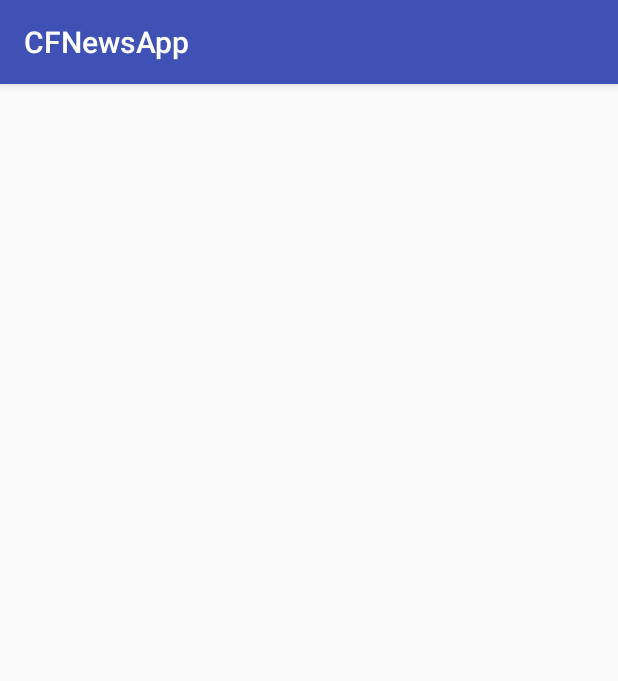
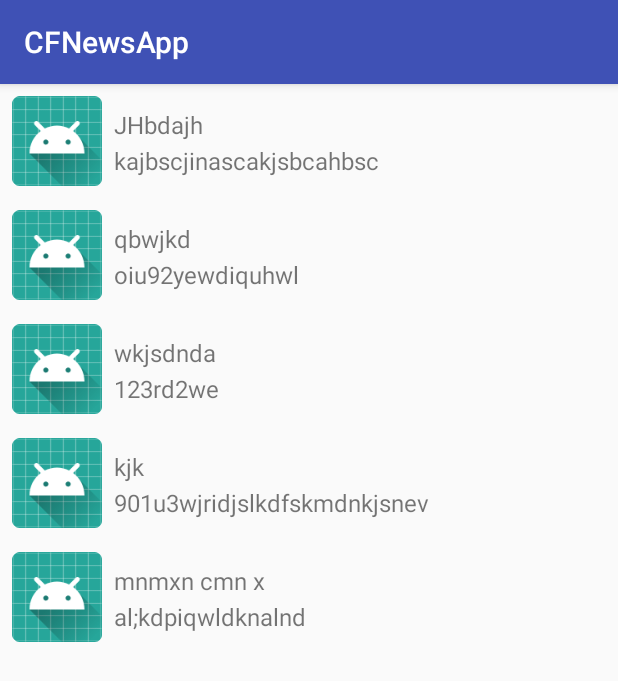
Before and after one commit to HangryCoder/CFNewsApp, an Android app: the screen it shows after launch (MainActivity), on a phone screen of 412 x 824 dp. Shown: the top 681 px of the screen. Run offline under Robolectric (Android 15) with nearby library versions, the phone set to English and light mode, and no system bars.

Commit message:
Commit 1.3 Completed Recycler View :) with dummy data

```diff
--- a/app/src/main/java/newsapp/sonia/com/cfnewsapp/MainActivity.kt
+++ b/app/src/main/java/newsapp/sonia/com/cfnewsapp/MainActivity.kt
@@ -2,11 +2,49 @@ package newsapp.sonia.com.cfnewsapp
 
 import android.support.v7.app.AppCompatActivity
 import android.os.Bundle
+import android.support.v7.widget.LinearLayoutManager
+import android.support.v7.widget.RecyclerView
+import kotlinx.android.synthetic.main.activity_main.*
 
 class MainActivity : AppCompatActivity() {
+
+    private var newsList: ArrayList<News> = ArrayList()
+    private lateinit var newsAdapter: NewsAdapter
+    private lateinit var linearLayoutManager: RecyclerView.LayoutManager
 
     override fun onCreate(savedInstanceState: Bundle?) {
         super.onCreate(savedInstanceState)
         setContentView(R.layout.activity_main)
+
+        setNewsList()
+
+        newsAdapter = NewsAdapter(context = this, newsList = newsList)
+        linearLayoutManager = LinearLayoutManager(this)
+        recyclerView.layoutManager = linearLayoutManager
+
+        recyclerView.adapter = newsAdapter
+
+    }
+
+    private fun setNewsList() {
+        var news = News("JHbdajh", "kajbscjinascakjsbcahbsc", "sjdhcjsd",
+                "skjdhcljsdn")
+        newsList.add(news)
+
+        news = News("qbwjkd", "oiu92yewdiquhwl", "sjdhcjsd",
+                "skjdhcljsdn")
+        newsList.add(news)
+
+        news = News("wkjsdnda", "123rd2we", "sjdhcjsd",
+                "skjdhcljsdn")
+        newsList.add(news)
+
+        news = News("kjk", "901u3wjridjslkdfskmdnkjsnev", "sjdhcjsd",
+                "skjdhcljsdn")
+        newsList.add(news)
+
+        news = News("mnmxn cmn x", "al;kdpiqwldknalnd", "sjdhcjsd",
+                "skjdhcljsdn")
+        newsList.add(news)
     }
 }
--- a/app/src/main/java/newsapp/sonia/com/cfnewsapp/NewsAdapter.kt
+++ b/app/src/main/java/newsapp/sonia/com/cfnewsapp/NewsAdapter.kt
@@ -2,27 +2,31 @@ package newsapp.sonia.com.cfnewsapp
 
 import android.content.Context
 import android.support.v7.widget.RecyclerView
+import android.view.LayoutInflater
 import android.view.View
 import android.view.ViewGroup
+import kotlinx.android.synthetic.main.news_item.view.*
+
 
 /**
  * Created by soniawadji on 01/06/18.
  */
-class NewsAdapter(private val context: Context) : RecyclerView.Adapter<NewsAdapter.NewsHolder>() {
+class NewsAdapter(private val context: Context, private var newsList: ArrayList<News>) :
+        RecyclerView.Adapter<NewsAdapter.NewsHolder>() {
 
     override fun onCreateViewHolder(parent: ViewGroup?, viewType: Int): NewsHolder {
-        TODO("not implemented") //To change body of created functions use File | Settings | File Templates.
+        val view = LayoutInflater.from(context).inflate(R.layout.news_item, parent, false)
+        return NewsHolder(view)
     }
 
     override fun onBindViewHolder(holder: NewsHolder?, position: Int) {
-        TODO("not implemented") //To change body of created functions use File | Settings | File Templates.
+        val news = newsList[position]
+
+        holder?.itemView?.newsTitle?.text = news.title
+        holder?.itemView?.newsDescription?.text = news.description
     }
 
-    override fun getItemCount(): Int {
-        TODO("not implemented") //To change body of created functions use File | Settings | File Templates.
-    }
+    override fun getItemCount(): Int = newsList.size
 
-    class NewsHolder(itemView: View) : RecyclerView.ViewHolder(itemView) {
-
-    }
+    class NewsHolder(itemView: View) : RecyclerView.ViewHolder(itemView)
 }
--- /dev/null
+++ b/app/src/main/res/layout/news_item.xml
@@ -0,0 +1,49 @@
+<?xml version="1.0" encoding="utf-8"?>
+<android.support.constraint.ConstraintLayout xmlns:android="http://schemas.android.com/apk/res/android"
+    xmlns:app="http://schemas.android.com/apk/res-auto"
+    android:layout_width="match_parent"
+    android:layout_height="wrap_content">
+
+    <TextView
+        android:id="@+id/newsTitle"
+        android:layout_width="0dp"
+        android:layout_height="wrap_content"
+        android:layout_marginEnd="8dp"
+        android:layout_marginLeft="8dp"
+        android:layout_marginRight="8dp"
+        android:layout_marginStart="8dp"
+        android:layout_marginTop="8dp"
+        android:text="@string/title"
+        android:textSize="16sp"
+        app:layout_constraintEnd_toEndOf="parent"
+        app:layout_constraintStart_toEndOf="@+id/newsImage"
+        app:layout_constraintTop_toTopOf="@+id/newsImage" />
+
+    <TextView
+        android:id="@+id/newsDescription"
+        android:layout_width="0dp"
+        android:layout_height="wrap_content"
+        android:layout_marginBottom="8dp"
+        android:layout_marginTop="4dp"
+        android:text="@string/description"
+        android:textSize="16sp"
+        app:layout_constraintBottom_toBottomOf="@+id/newsImage"
+        app:layout_constraintEnd_toEndOf="@+id/newsTitle"
+        app:layout_constraintStart_toStartOf="@+id/newsTitle"
+        app:layout_constraintTop_toBottomOf="@+id/newsTitle" />
+
+    <ImageView
+        android:id="@+id/newsImage"
+        android:layout_width="@dimen/news_image_size"
+        android:layout_height="@dimen/news_image_size"
+        android:layout_marginBottom="8dp"
+        android:layout_marginLeft="8dp"
+        android:layout_marginStart="8dp"
+        android:layout_marginTop="8dp"
+        android:src="@mipmap/ic_launcher"
+        app:layout_constraintBottom_toBottomOf="parent"
+        app:layout_constraintStart_toStartOf="parent"
+        app:layout_constraintTop_toTopOf="parent"
+        app:layout_constraintVertical_bias="0.0" />
+
+</android.support.constraint.ConstraintLayout>
--- /dev/null
+++ b/app/src/main/res/values-sw600dp/dimens.xml
@@ -0,0 +1,4 @@
+<?xml version="1.0" encoding="utf-8"?>
+<resources>
+    <dimen name="news_image_size">60dp</dimen>
+</resources>
--- /dev/null
+++ b/app/src/main/res/values/dimens.xml
@@ -0,0 +1,4 @@
+<?xml version="1.0" encoding="utf-8"?>
+<resources>
+    <dimen name="news_image_size">60dp</dimen>
+</resources>
--- a/app/src/main/res/values/strings.xml
+++ b/app/src/main/res/values/strings.xml
@@ -1,3 +1,5 @@
 <resources>
     <string name="app_name">CFNewsApp</string>
+    <string name="title">Title</string>
+    <string name="description">Description</string>
 </resources>
```
